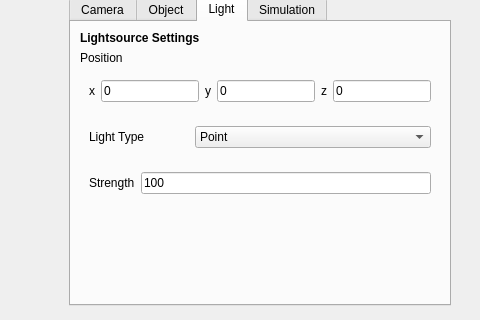
The window that widgets/customsetupwidget2.ui (jalalirs/asteroid_lightcurve) describes before a commit, drawn with Qt 5; both pictures show x 737 to 1217 and y 119 to 439 of the 1217 by 898 pixel window.
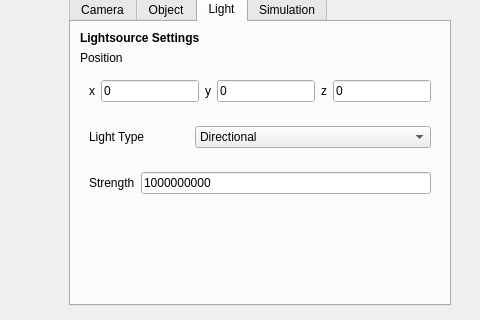
The same window after the commit. The open tabs and pages were chosen to show the change.

The edit to the form file:
```diff
--- a/widgets/customsetupwidget2.ui
+++ b/widgets/customsetupwidget2.ui
@@ -611,11 +611,6 @@
                     </item>
                     <item>
                      <widget class="QComboBox" name="cmb_lightType">
-                      <item>
-                       <property name="text">
-                        <string>Point</string>
-                       </property>
-                      </item>
                       <item>
                        <property name="text">
                         <string>Directional</string>
@@ -644,7 +639,7 @@
                     <item>
                      <widget class="QLineEdit" name="ln_lightStrength">
                       <property name="text">
-                       <string>100</string>
+                       <string>1000000000</string>
                       </property>
                      </widget>
                     </item>
```
Left out of the diff: 13 changed lines with no effect on the pictures.
